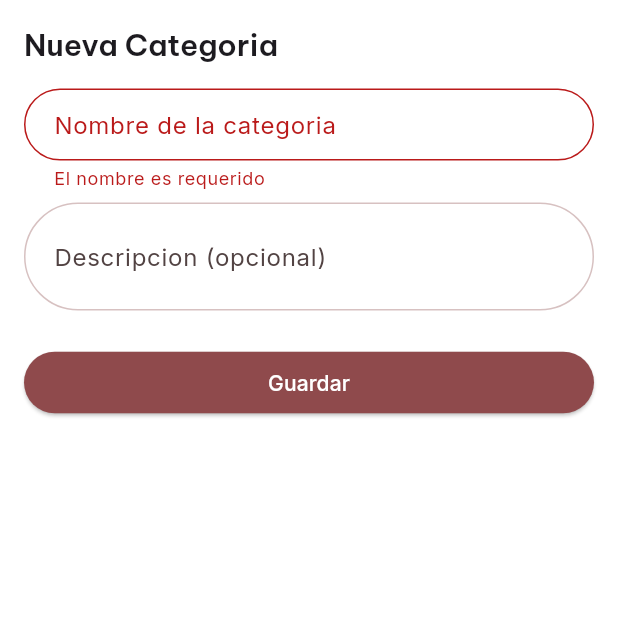
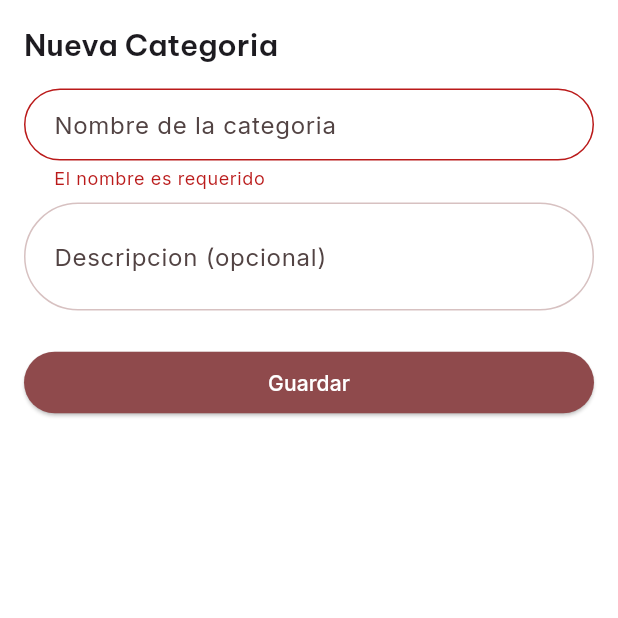
Before and after one commit to edd86/meow_meow_store, a Flutter app: the CategoryFormDialog screen opened directly, after a tap on "Guardar", on a phone screen of 412 x 824 dp, the top half of it. Run offline on Flutter 3.47's test engine with Material 3 defaults, Android fonts, the phone set to English and light mode, and no system bars; our stand-ins replace envied, flutter_riverpod, go_router, google_fonts, qr_flutter, share_plus and 1 more; missing offline and left inert: mobile_scanner; accounts and stored records are empty; generated files the repository leaves out were written again.

Commit message:
fix(core): ensure text visibility in dark mode for inputs and dropdowns
- Add explicit labelStyle, hintStyle, prefixStyle, suffixStyle to InputDecorationTheme
- Set default input text color to colorScheme.onSurface in AppTextField
- Add color parameter to AppDropdown for consistent text contrast

```diff
--- a/lib/core/theme/app_theme.dart
+++ b/lib/core/theme/app_theme.dart
@@ -39,6 +39,10 @@ abstract final class AppTheme {
       inputDecorationTheme: InputDecorationTheme(
         filled: true,
         fillColor: colorScheme.surfaceContainerLowest,
+        labelStyle: TextStyle(color: colorScheme.onSurfaceVariant),
+        hintStyle: TextStyle(color: colorScheme.onSurfaceVariant),
+        prefixStyle: TextStyle(color: colorScheme.onSurfaceVariant),
+        suffixStyle: TextStyle(color: colorScheme.onSurfaceVariant),
         border: OutlineInputBorder(
           borderRadius: BorderRadius.circular(999),
           borderSide: BorderSide(color: colorScheme.outline),
--- a/lib/core/widgets/app_dropdown.dart
+++ b/lib/core/widgets/app_dropdown.dart
@@ -6,6 +6,7 @@ class AppDropdown<T> extends StatelessWidget {
   final List<DropdownMenuItem<T>> items;
   final ValueChanged<T?>? onChanged;
   final String? Function(T?)? validator;
+  final Color? color;
 
   const AppDropdown({
     super.key,
@@ -14,6 +15,7 @@ class AppDropdown<T> extends StatelessWidget {
     this.value,
     this.onChanged,
     this.validator,
+    this.color,
   });
 
   @override
@@ -24,6 +26,7 @@ class AppDropdown<T> extends StatelessWidget {
       items: items,
       onChanged: onChanged,
       validator: validator,
+      style: TextStyle(color: color),
     );
   }
 }
--- a/lib/core/widgets/app_text_field.dart
+++ b/lib/core/widgets/app_text_field.dart
@@ -11,6 +11,7 @@ class AppTextField extends StatelessWidget {
   final ValueChanged<String>? onChanged;
   final bool _isSearch;
   final TextCapitalization? capitalization;
+  final Color? color;
 
   const AppTextField({
     super.key,
@@ -23,12 +24,14 @@ class AppTextField extends StatelessWidget {
     this.enabled = true,
     this.onChanged,
     this.capitalization,
+    this.color,
   }) : _isSearch = false;
 
   const AppTextField.search({
     super.key,
     required String hintText,
     required TextEditingController this.controller,
+    this.color,
     this.onChanged,
   }) : label = hintText,
        validator = null,
@@ -41,7 +44,9 @@ class AppTextField extends StatelessWidget {
 
   @override
   Widget build(BuildContext context) {
+    final inputColor = color ?? Theme.of(context).colorScheme.onSurface;
     return TextFormField(
+      style: TextStyle(color: inputColor),
       controller: controller,
       validator: validator,
       keyboardType: keyboardType,
```
